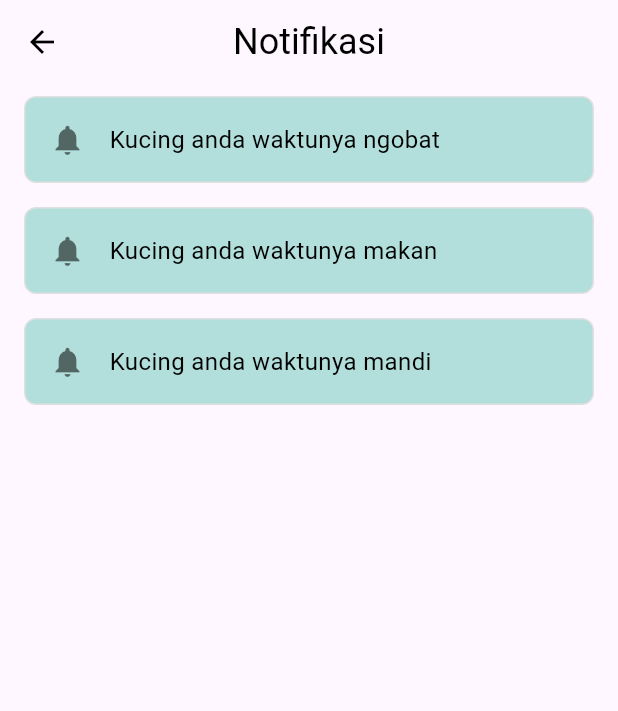
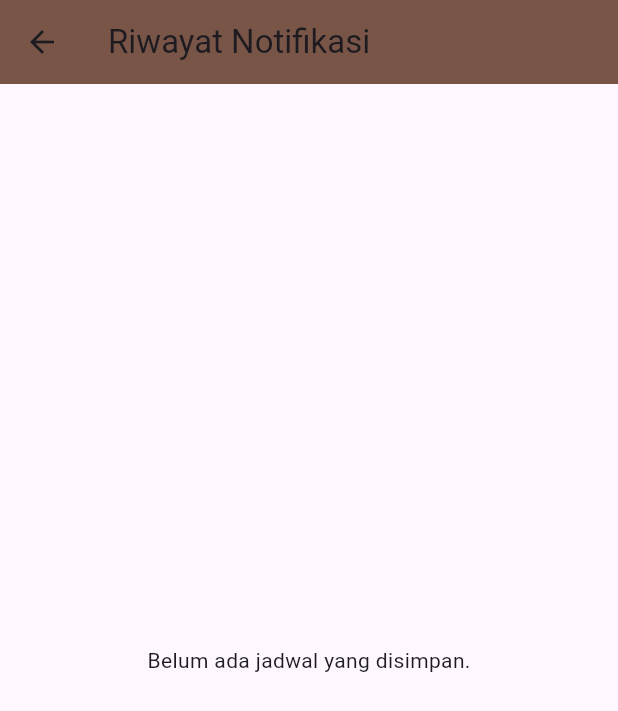
Before and after one commit to FaisalRidho12/apps_mobile, a Flutter app: the NotificationScreen screen opened directly, on a phone screen of 412 x 824 dp. Shown: the top 711 px of the screen. Run offline on Flutter 3.47's test engine with Material 3 defaults, Android fonts, the phone set to English and light mode, and no system bars; our stand-ins replace audioplayers, cloud_firestore, firebase_auth, firebase_core, flutter_local_notifications, google_fonts and 1 more; missing offline and left inert: workmanager; accounts and stored records are empty; generated files the repository leaves out were written again.

Commit message:
update
tampilan

```diff
--- a/lib/pages/notifikasi.dart
+++ b/lib/pages/notifikasi.dart
@@ -1,70 +1,60 @@
+import 'dart:convert';
 import 'package:flutter/material.dart';
+import 'package:shared_preferences/shared_preferences.dart';
 
-class NotificationScreen extends StatelessWidget {
+class NotificationScreen extends StatefulWidget {
   const NotificationScreen({Key? key}) : super(key: key);
+
+  @override
+  _NotificationScreenState createState() => _NotificationScreenState();
+}
+
+class _NotificationScreenState extends State<NotificationScreen> {
+  List<Map<String, dynamic>> schedules = [];
+
+  @override
+  void initState() {
+    super.initState();
+    _loadSchedules();
+  }
+
+  Future<void> _loadSchedules() async {
+    SharedPreferences prefs = await SharedPreferences.getInstance();
+    String? encodedData = prefs.getString('schedules');
+    if (encodedData != null) {
+      setState(() {
+        schedules = List<Map<String, dynamic>>.from(jsonDecode(encodedData));
+      });
+    }
+  }
 
   @override
   Widget build(BuildContext context) {
     return Scaffold(
       appBar: AppBar(
-        backgroundColor: Colors.transparent,
-        elevation: 0,
-        leading: IconButton(
-          icon: const Icon(Icons.arrow_back, color: Colors.black),
-          onPressed: () => Navigator.of(context).pop(),
-        ),
-        title: const Text(
-          'Notifikasi',
-          style: TextStyle(color: Colors.black, fontSize: 24),
-        ),
-        centerTitle: true,
+        title: const Text('Riwayat Notifikasi'),
+        backgroundColor: Colors.brown,
       ),
-      body: ListView(
-        children: [
-          _buildNotificationItem(
-            icon: Icons.notifications,
-            text: 'Kucing anda waktunya ngobat',
-          ),
-          _buildNotificationItem(
-            icon: Icons.notifications,
-            text: 'Kucing anda waktunya makan',
-          ),
-          _buildNotificationItem(
-            icon: Icons.notifications,
-            text: 'Kucing anda waktunya mandi',
-          ),
-        ],
-      ),
-    );
-  }
-
-  Widget _buildNotificationItem({required IconData icon, required String text}) {
-    return Container(
-      margin: const EdgeInsets.symmetric(horizontal: 16, vertical: 8),
-      padding: const EdgeInsets.all(16),
-      decoration: BoxDecoration(
-        color: Colors.teal.shade100, // Sesuai dengan latar belakang pada gambar
-        borderRadius: BorderRadius.circular(8),
-        border: Border.all(color: Colors.grey.shade300),
-      ),
-      child: Row(
-        children: [
-          Icon(icon, color: Colors.black54),
-          const SizedBox(width: 16),
-          Expanded(
-            child: Text(
-              text,
-              style: const TextStyle(fontSize: 16, color: Colors.black),
+      body: schedules.isEmpty
+          ? const Center(
+              child: Text("Belum ada jadwal yang disimpan."),
+            )
+          : ListView.builder(
+              itemCount: schedules.length,
+              itemBuilder: (context, index) {
+                final schedule = schedules[index];
+                return Card(
+                  margin: const EdgeInsets.symmetric(horizontal: 16, vertical: 8),
+                  child: ListTile(
+                    title: Text(schedule['name']),
+                    subtitle: Text('${schedule['date']} • ${schedule['time']}'),
+                    trailing: schedule['isOn'] == true
+                        ? const Icon(Icons.notifications_active, color: Colors.green)
+                        : const Icon(Icons.notifications_off, color: Colors.grey),
+                  ),
+                );
+              },
             ),
-          ),
-        ],
-      ),
     );
   }
 }
-
-void main() {
-  runApp(const MaterialApp(
-    home: NotificationScreen(),
-  ));
-}
```
Also changed, not shown: lib/pages/aboutus.dart (added, +215 -0 lines).
